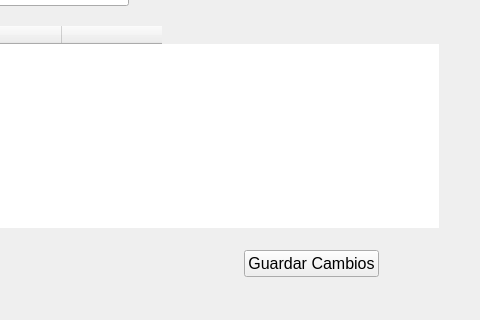
First picture: the form in blustock/ui/screens_uis/ubicaciones.ui, repository MaxAPBusiness/Blustock, before the edit; both pictures show x 279 to 759 and y 155 to 475 of the 759 by 475 pixel window.
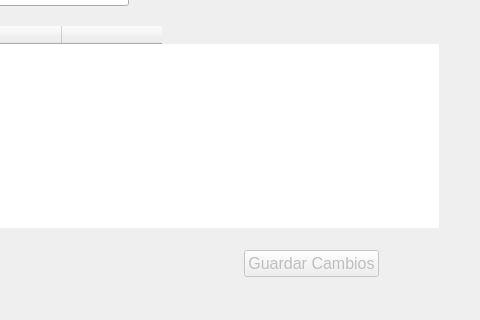
Second picture: the form after the edit. Icons and pictures are not drawn.

What changed in the file:
```diff
--- a/blustock/ui/screens_uis/ubicaciones.ui
+++ b/blustock/ui/screens_uis/ubicaciones.ui
@@ -215,6 +215,9 @@
        </item>
        <item>
         <widget class="QPushButton" name="botonGuardar">
+         <property name="enabled">
+          <bool>false</bool>
+         </property>
          <property name="font">
           <font>
            <pointsize>12</pointsize>
```
